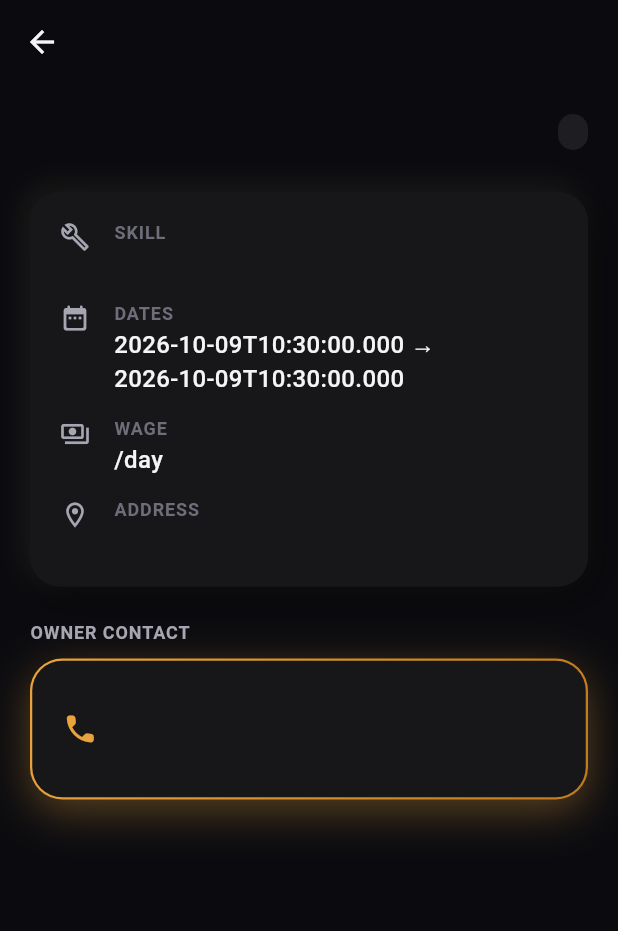
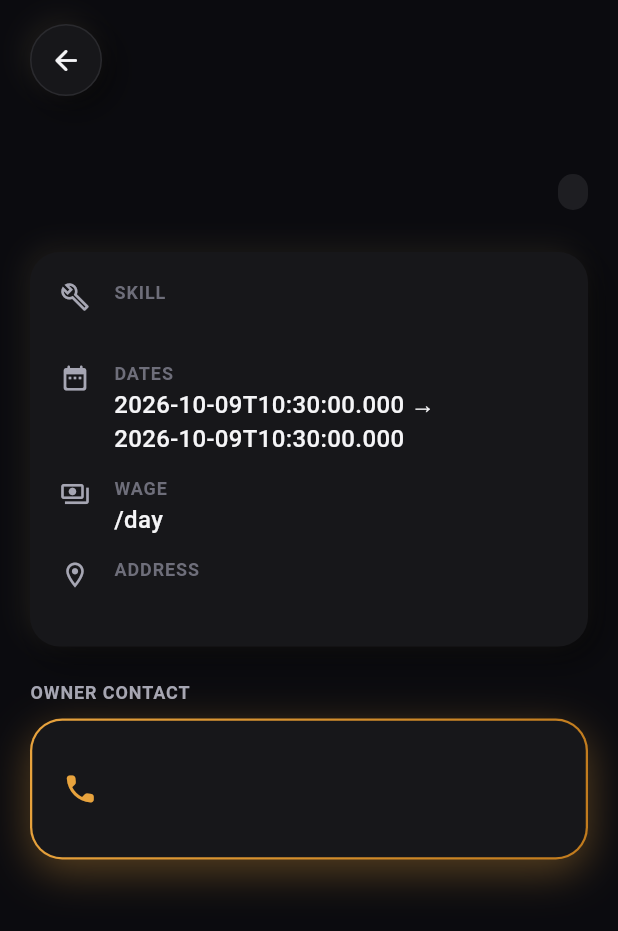
Before and after one commit to WorkRabdeepSinghKharbanda/Jugaadi, a Flutter app: the JobDetailScreen screen opened directly with empty values, on a phone screen of 412 x 824 dp. Shown: the top 931 px of the screen. Run offline on Flutter 3.47's test engine with Material 3 defaults, Android fonts, the phone set to English and light mode, and no system bars; our stand-ins replace geocoding, geolocator, supabase_flutter; missing offline and left inert: clarity_flutter; accounts and stored records are empty.

Commit message:
Give job_detail_screen a styled back button (AppScaffold), consistent with other screens
Navigation stack already works correctly throughout: every push uses
Navigator.push (back destroys the current route and returns to the
previous one in the stack), and AppBar auto-shows a back arrow on any
pushed route. The only real gap was job_detail_screen using a plain
Scaffold+AppBar instead of the app's own styled NeuIconButton back used
everywhere else — moved it onto AppScaffold for visual consistency.

Co-Authored-By: Claude Sonnet 5 <noreply@anthropic.com>

```diff
--- a/app/lib/screens/job_detail_screen.dart
+++ b/app/lib/screens/job_detail_screen.dart
@@ -61,15 +61,12 @@ class _JobDetailScreenState extends State<JobDetailScreen> {
     final status = job['status'] as String;
     final contact = widget.isOwner ? job['hired_worker'] as Map<String, dynamic>? : job['owner'] as Map<String, dynamic>?;
 
-    return Scaffold(
-      backgroundColor: c.bg,
-      appBar: AppBar(title: Text(job['title'] as String? ?? '')),
-      body: SingleChildScrollView(
-        padding: AppSpacing.screen,
-        child: Column(
+    return AppScaffold(
+      onBack: () => Navigator.of(context).pop(),
+      scroll: true,
+      body: Column(
           crossAxisAlignment: CrossAxisAlignment.start,
           children: [
-            const SizedBox(height: AppSpacing.md),
             Row(
               children: [
                 Expanded(child: Text(job['title'] as String? ?? '', style: AppText.headline)),
@@ -121,7 +118,6 @@ class _JobDetailScreenState extends State<JobDetailScreen> {
             if (widget.isOwner && status == 'hired') NeuButton(label: 'Mark complete', icon: Icons.check_circle_outline_rounded, loading: _loading, onPressed: _complete),
           ],
         ),
-      ),
     );
   }
 }
```
